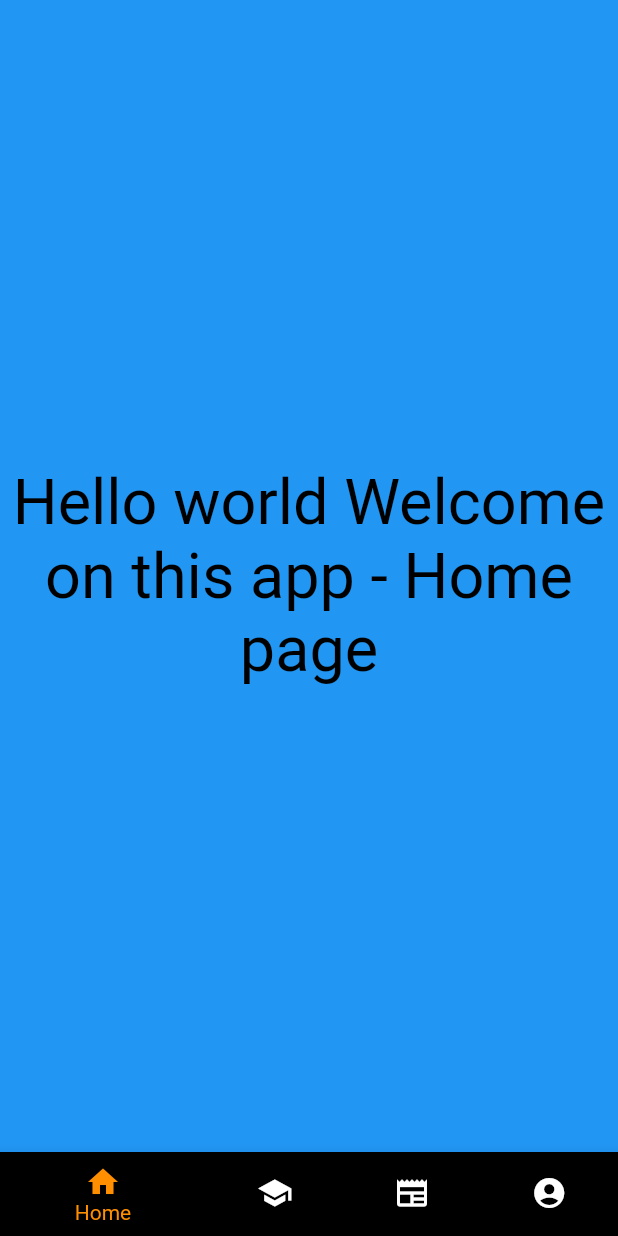
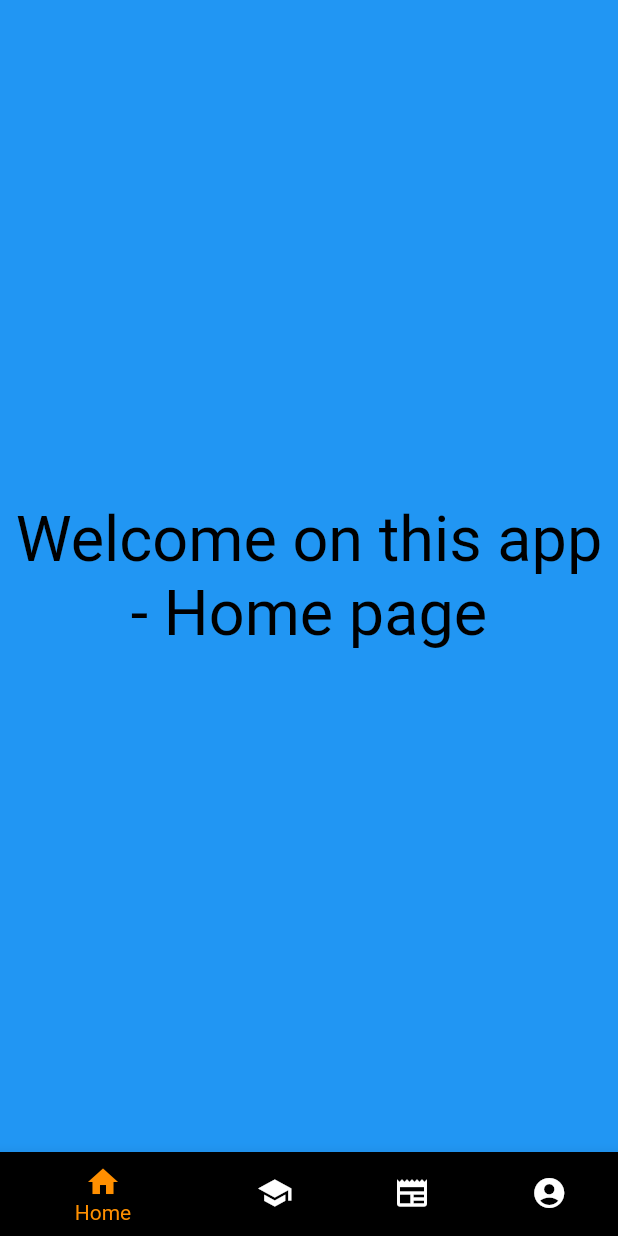
Before and after one commit to Nathannicolle/flutter-experiments, a Flutter app: the screen it shows after launch, on a phone screen of 412 x 824 dp. Run offline on Flutter 3.47's test engine with Material 2 defaults, Android fonts, the phone set to English and light mode, and no system bars.

Commit message:
fix merge problem

```diff
--- a/ownTest/lib/main.dart
+++ b/ownTest/lib/main.dart
@@ -89,7 +89,7 @@ class _MyStatefulWidgetState extends State<MyStatefulWidget> {
           child: Align(
               child: Container(
                   child: Text (
-                      'Hello world Welcome on this app - Home page',
+                      'Welcome on this app - Home page',
                       textAlign: TextAlign.center,
                       textDirection: TextDirection.ltr,
                       textScaleFactor: 3,
```
